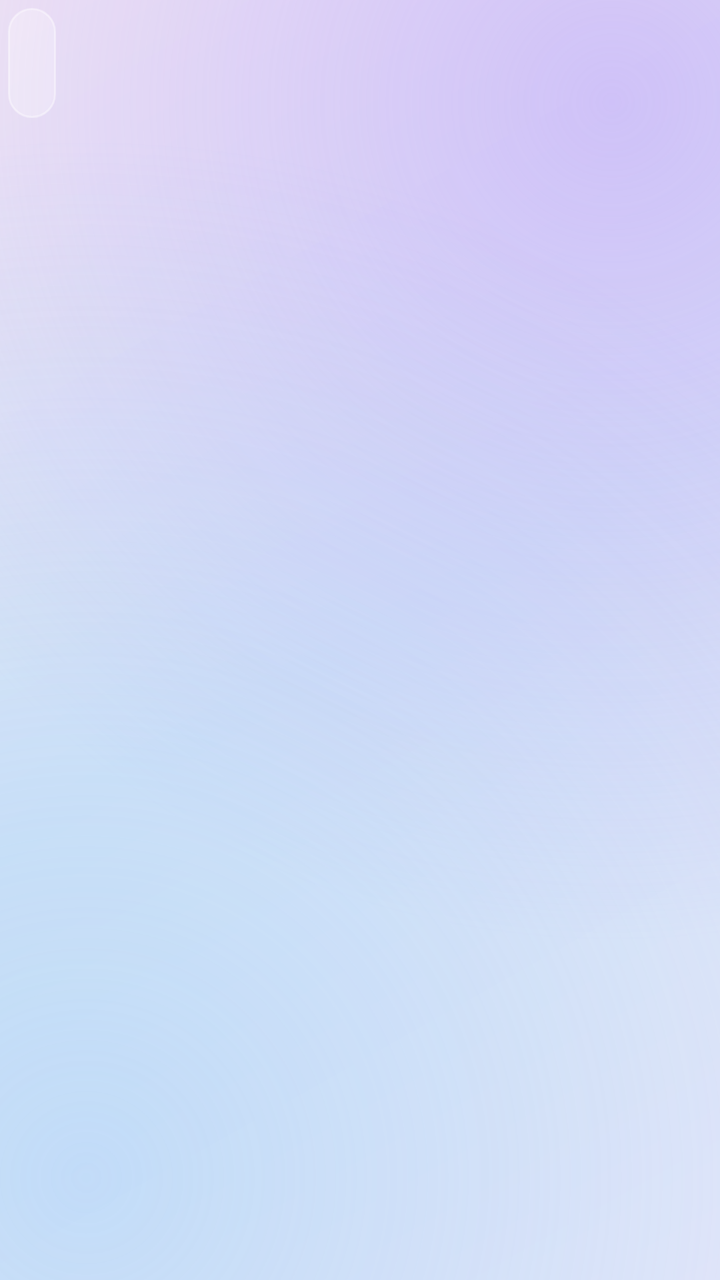
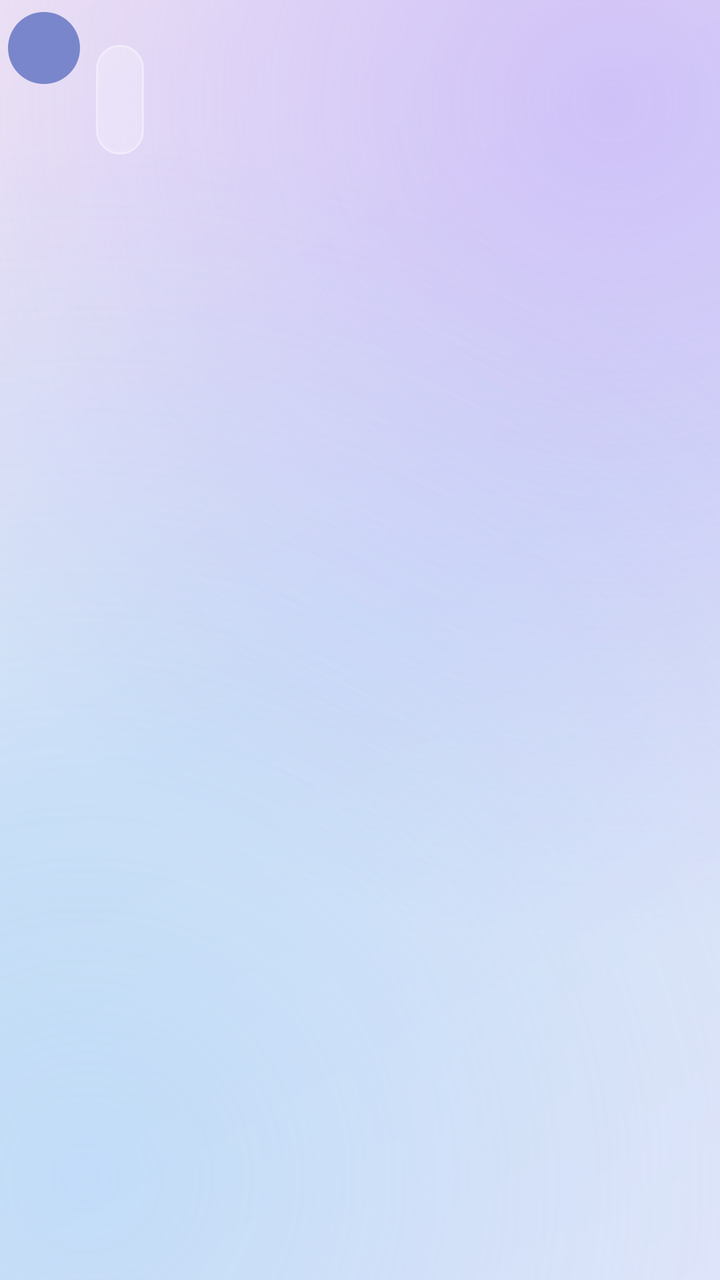

Before-and-after screenshots of an Android layout around one commit, followed by the original layout XML and the change that was made.
<!-- AndroidManifest.xml: application theme Theme.HozinNotes -->
<!-- res/layout/item_chat_in.xml -->
<?xml version="1.0" encoding="utf-8"?>
<LinearLayout xmlns:android="http://schemas.android.com/apk/res/android"
    android:layout_width="match_parent"
    android:layout_height="wrap_content"
    android:gravity="start"
    android:orientation="vertical"
    android:padding="4dp">

    <LinearLayout
        android:layout_width="wrap_content"
        android:layout_height="wrap_content"
        android:layout_marginEnd="64dp"
        android:background="@drawable/bg_bubble_in"
        android:orientation="vertical"
        android:paddingStart="12dp"
        android:paddingTop="8dp"
        android:paddingEnd="12dp"
        android:paddingBottom="8dp">

        <TextView
            android:id="@+id/msg"
            android:layout_width="wrap_content"
            android:layout_height="wrap_content"
            android:textColor="?attr/colorOnSurface"
            android:textSize="15sp" />

        <TextView
            android:id="@+id/time"
            android:layout_width="wrap_content"
            android:layout_height="wrap_content"
            android:layout_gravity="end"
            android:layout_marginTop="4dp"
            android:textColor="?attr/colorOnSurfaceVariant"
            android:textSize="11sp" />
    </LinearLayout>

</LinearLayout>
<!-- resources referenced by this layout -->
<resources>
  <!-- drawable bg_bubble_in (drawable) -->
  <?xml version="1.0" encoding="utf-8"?>
  <shape xmlns:android="http://schemas.android.com/apk/res/android"
      android:shape="rectangle">
      <corners android:radius="16dp" />
      <solid android:color="@color/glass_fill" />
      <stroke android:width="1dp" android:color="@color/glass_stroke" />
  </shape>
  <style name="Theme.HozinNotes" parent="Theme.Material3.DayNight.NoActionBar">
          <item name="colorPrimary">@color/brand_primary</item>
          <item name="colorPrimaryContainer">@color/brand_accent</item>
          <item name="colorOnPrimary">@color/white</item>
          <item name="android:windowBackground">@drawable/bg_glass_gradient</item>
          <item name="colorSurface">@color/surface_light</item>
          <item name="materialCardViewStyle">@style/GlassCardView</item>
          <item name="bottomNavigationStyle">@style/GlassBottomNav</item>
      </style>
  <color name="glass_fill">#40FFFFFF</color>
  <color name="glass_stroke">#66FFFFFF</color>
  <color name="brand_primary">#8B5CF6</color>
  <color name="brand_accent">#2DD4BF</color>
  <color name="white">#FFFFFF</color>
  <!-- drawable bg_glass_gradient (drawable) -->
  <?xml version="1.0" encoding="utf-8"?>
  <layer-list xmlns:android="http://schemas.android.com/apk/res/android">
      <item>
          <shape android:shape="rectangle">
              <gradient
                  android:angle="135"
                  android:startColor="@color/glass_bg_l1"
                  android:centerColor="@color/glass_bg_l2"
                  android:endColor="@color/glass_bg_l3" />
          </shape>
      </item>
      <item>
          <shape android:shape="rectangle">
              <gradient
                  android:type="radial"
                  android:gradientRadius="420dp"
                  android:centerX="0.85"
                  android:centerY="0.08"
                  android:startColor="@color/glass_blob_l1"
                  android:endColor="#00B79CFA" />
          </shape>
      </item>
      <item>
          <shape android:shape="rectangle">
              <gradient
                  android:type="radial"
                  android:gradientRadius="520dp"
                  android:centerX="0.12"
                  android:centerY="0.92"
                  android:startColor="@color/glass_blob_l2"
                  android:endColor="#008FCBF8" />
          </shape>
      </item>
  </layer-list>
  <color name="surface_light">#FFFFFF</color>
  <style name="GlassCardView" parent="Widget.Material3.CardView.Elevated">
          <item name="cardBackgroundColor">@color/glass_fill</item>
          <item name="cardElevation">0dp</item>
          <item name="strokeColor">@color/glass_stroke</item>
          <item name="strokeWidth">1dp</item>
      </style>
  <style name="GlassBottomNav" parent="Widget.Material3.BottomNavigationView">
          <item name="android:background">@drawable/glass_nav</item>
          <item name="elevation">0dp</item>
      </style>
  <color name="glass_bg_l1">#EDE9F9</color>
  <color name="glass_bg_l2">#DCE6F7</color>
  <color name="glass_bg_l3">#F3E9F4</color>
  <color name="glass_blob_l1">#80B79CFA</color>
  <color name="glass_blob_l2">#668FCBF8</color>
  <!-- drawable glass_nav (drawable) -->
  <?xml version="1.0" encoding="utf-8"?>
  <layer-list xmlns:android="http://schemas.android.com/apk/res/android">
      <item>
          <shape android:shape="rectangle">
              <solid android:color="@color/glass_fill" />
          </shape>
      </item>
      <item
          android:height="1dp"
          android:gravity="top">
          <shape android:shape="rectangle">
              <solid android:color="@color/glass_stroke" />
          </shape>
      </item>
  </layer-list>
</resources>

<!-- the commit's change to res/layout/item_chat_in.xml (unified diff, before → after) -->
@@ -3,35 +3,63 @@
     android:layout_width="match_parent"
     android:layout_height="wrap_content"
     android:gravity="start"
-    android:orientation="vertical"
+    android:orientation="horizontal"
     android:padding="4dp">
+
+    <TextView
+        android:id="@+id/avatar"
+        android:layout_width="36dp"
+        android:layout_height="36dp"
+        android:layout_marginTop="2dp"
+        android:layout_marginEnd="8dp"
+        android:background="@drawable/bg_avatar"
+        android:gravity="center"
+        android:textColor="@color/white"
+        android:textSize="15sp"
+        android:textStyle="bold" />
 
     <LinearLayout
         android:layout_width="wrap_content"
         android:layout_height="wrap_content"
         android:layout_marginEnd="64dp"
-        android:background="@drawable/bg_bubble_in"
-        android:orientation="vertical"
-        android:paddingStart="12dp"
-        android:paddingTop="8dp"
-        android:paddingEnd="12dp"
-        android:paddingBottom="8dp">
+        android:orientation="vertical">
 
         <TextView
-            android:id="@+id/msg"
+            android:id="@+id/name"
             android:layout_width="wrap_content"
             android:layout_height="wrap_content"
-            android:textColor="?attr/colorOnSurface"
-            android:textSize="15sp" />
+            android:layout_marginStart="12dp"
+            android:layout_marginBottom="2dp"
+            android:textColor="?attr/colorPrimary"
+            android:textSize="12sp"
+            android:textStyle="bold" />
 
-        <TextView
-            android:id="@+id/time"
+        <LinearLayout
             android:layout_width="wrap_content"
             android:layout_height="wrap_content"
-            android:layout_gravity="end"
-            android:layout_marginTop="4dp"
-            android:textColor="?attr/colorOnSurfaceVariant"
-            android:textSize="11sp" />
+            android:background="@drawable/bg_bubble_in"
+            android:orientation="vertical"
+            android:paddingStart="12dp"
+            android:paddingTop="8dp"
+            android:paddingEnd="12dp"
+            android:paddingBottom="8dp">
+
+            <TextView
+                android:id="@+id/msg"
+                android:layout_width="wrap_content"
+                android:layout_height="wrap_content"
+                android:textColor="?attr/colorOnSurface"
+                android:textSize="15sp" />
+
+            <TextView
+                android:id="@+id/time"
+                android:layout_width="wrap_content"
+                android:layout_height="wrap_content"
+                android:layout_gravity="end"
+                android:layout_marginTop="4dp"
+                android:textColor="?attr/colorOnSurfaceVariant"
+                android:textSize="11sp" />
+        </LinearLayout>
     </LinearLayout>
 
 </LinearLayout>
<!-- resource entries referenced after the edit -->
@@ -22,6 +22,14 @@
   <color name="brand_primary">#8B5CF6</color>
   <color name="brand_accent">#2DD4BF</color>
   <color name="white">#FFFFFF</color>
+  <!-- drawable bg_avatar (drawable) -->
+  <?xml version="1.0" encoding="utf-8"?>
+  <shape xmlns:android="http://schemas.android.com/apk/res/android"
+      android:shape="oval">
+  
+      <solid android:color="#FF7986CB" />
+  
+  </shape>
   <!-- drawable bg_glass_gradient (drawable) -->
   <?xml version="1.0" encoding="utf-8"?>
   <layer-list xmlns:android="http://schemas.android.com/apk/res/android">
